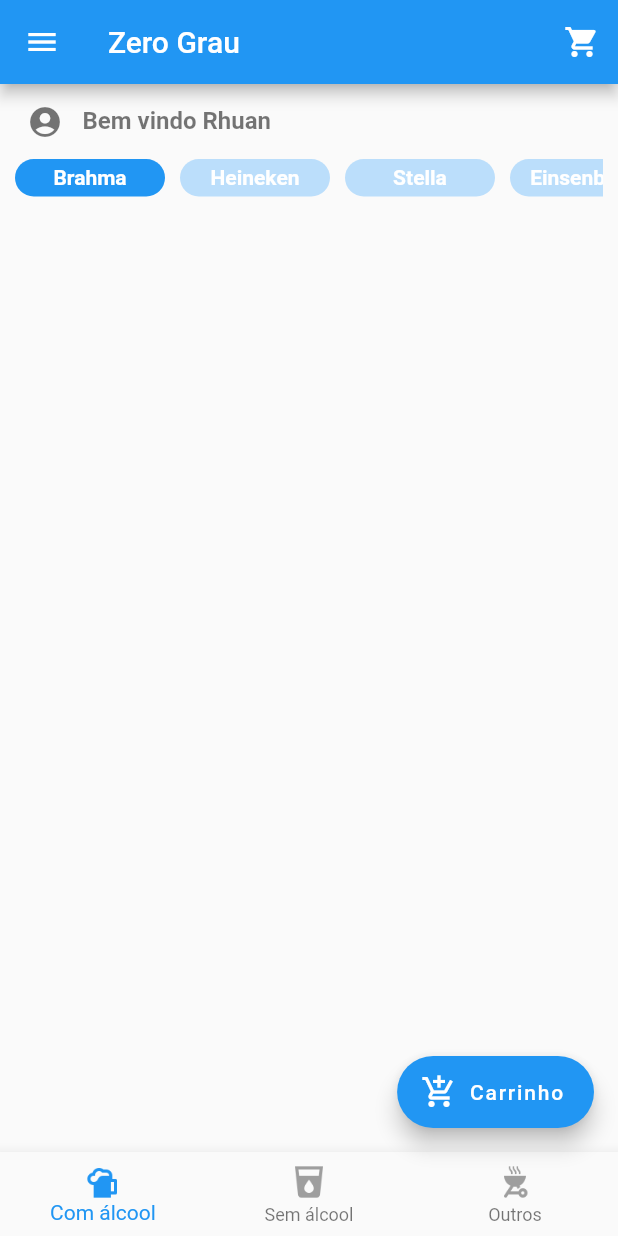
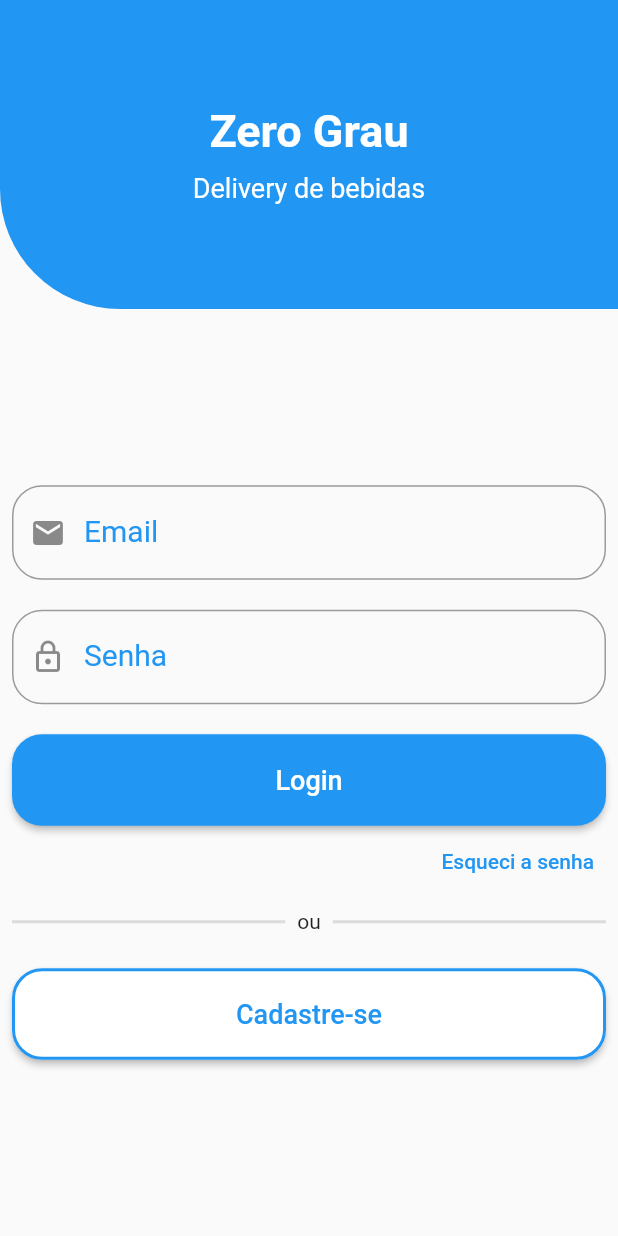
Before and after one commit to rhuanburle/zero_grau, a Flutter app: the screen it shows after launch, on a phone screen of 412 x 824 dp. Run offline on Flutter 3.47's test engine with Material 2 defaults, Android fonts, the phone set to English and light mode, and no system bars; our stand-ins replace cloud_firestore, firebase_core, get, hive, hive_flutter; accounts and stored records are empty.

Commit message:
tela login

```diff
--- a/lib/main.dart
+++ b/lib/main.dart
@@ -26,7 +26,7 @@ class MyApp extends StatelessWidget {
       theme: ThemeData(
         primarySwatch: Colors.blue,
       ),
-      initialRoute: PagesRoutes.baseRoute,
+      initialRoute: PagesRoutes.loginPage,
       getPages: AppPages.pages,
     );
   }
--- a/lib/add_product/add_product_controller.dart
+++ b/lib/pages/add_product/add_product_controller.dart
@@ -2,8 +2,7 @@ import 'package:cloud_firestore/cloud_firestore.dart';
 import 'package:get/get.dart';
 import 'package:uuid/uuid.dart';
 import 'package:zero_grau/constants/constants.dart' as Constants;
-
-import '../models/app_data/app_data.dart';
+import '../../models/app_data/app_data.dart';
 
 class AddProductController extends GetxController {
   FirebaseFirestore products = FirebaseFirestore.instance;
--- a/lib/pages/base/drawer_menu.dart
+++ b/lib/pages/base/drawer_menu.dart
@@ -64,7 +64,9 @@ class DrawerMenu extends StatelessWidget {
           ListTile(
             leading: Icon(Icons.my_library_books_outlined),
             title: Text('Meus Pedidos'),
-            onTap: () {},
+            onTap: () {
+              Get.toNamed(PagesRoutes.loginPage);
+            },
           ),
           ListTile(
             leading: Icon(Icons.location_on_outlined),
--- /dev/null
+++ b/lib/pages/login/login_page.dart
@@ -0,0 +1,161 @@
+import 'package:flutter/material.dart';
+import 'package:get/get.dart';
+
+import '../../pages_routes/app_pages.dart';
+
+class LoginPage extends StatelessWidget {
+  const LoginPage({Key? key}) : super(key: key);
+
+  @override
+  Widget build(BuildContext context) {
+    return Material(
+      child: Column(children: [
+        Expanded(
+          child: Container(
+            decoration: BoxDecoration(
+              borderRadius: BorderRadius.only(
+                bottomLeft: Radius.circular(80),
+              ),
+              color: Colors.blue,
+            ),
+            child: Column(
+              mainAxisAlignment: MainAxisAlignment.center,
+              children: [
+                Container(
+                  width: double.maxFinite,
+                  alignment: Alignment.center,
+                  child: Text(
+                    'Zero Grau',
+                    style: TextStyle(
+                      color: Colors.white,
+                      fontWeight: FontWeight.bold,
+                      fontSize: 30,
+                    ),
+                  ),
+                ),
+                SizedBox(height: 10),
+                Text('Delivery de bebidas',
+                    style: TextStyle(
+                      color: Colors.white,
+                      fontSize: 18,
+                    )),
+              ],
+            ),
+          ),
+        ),
+        Expanded(
+          flex: 3,
+          child: Center(
+            child: Padding(
+              padding: const EdgeInsets.all(8.0),
+              child: SingleChildScrollView(
+                child: Column(
+                  children: [
+                    TextField(
+                      decoration: InputDecoration(
+                        prefixIcon: Icon(Icons.email),
+                        border: OutlineInputBorder(
+                          borderRadius: BorderRadius.circular(20),
+                        ),
+                        labelText: 'Email',
+                        labelStyle: TextStyle(
+                          color: Colors.blue,
+                          fontWeight: FontWeight.w400,
+                          fontSize: 20,
+                        ),
+                      ),
+                      style: TextStyle(fontSize: 20),
+                    ),
+                    SizedBox(height: 20),
+                    TextField(
+                      obscureText: true,
+                      decoration: InputDecoration(
+                        prefixIcon: Icon(Icons.lock_outlined),
+                        border: OutlineInputBorder(
+                          borderRadius: BorderRadius.circular(20),
+                        ),
+                        labelText: 'Senha',
+                        labelStyle: TextStyle(
+                          color: Colors.blue,
+                          fontWeight: FontWeight.w400,
+                          fontSize: 20,
+                        ),
+                      ),
+                      style: TextStyle(fontSize: 20),
+                    ),
+                    SizedBox(height: 20),
+                    SizedBox(
+                      width: double.maxFinite,
+                      child: ElevatedButton(
+                        onPressed: () {
+                          Get.toNamed(PagesRoutes.baseRoute);
+                        },
+                        child: Text('Login', style: TextStyle(fontSize: 18)),
+                        style: ElevatedButton.styleFrom(
+                          backgroundColor: Colors.blue,
+                          shape: RoundedRectangleBorder(
+                            borderRadius: BorderRadius.circular(20),
+                          ),
+                          padding: EdgeInsets.symmetric(
+                              horizontal: 50, vertical: 20),
+                        ),
+                      ),
+                    ),
+                    Container(
+                      alignment: Alignment.bottomRight,
+                      child: TextButton(
+                          onPressed: () {}, child: Text('Esqueci a senha')),
+                    ),
+                    Row(
+                      children: [
+                        Expanded(
+                          child: Divider(
+                            thickness: 2,
+                          ),
+                        ),
+                        Padding(
+                          padding: const EdgeInsets.all(8.0),
+                          child: Text('ou'),
+                        ),
+                        Expanded(
+                          child: Divider(
+                            thickness: 2,
+                          ),
+                        ),
+                      ],
+                    ),
+                    SizedBox(
+                      height: 15,
+                    ),
+                    SizedBox(
+                      width: double.maxFinite,
+                      child: ElevatedButton(
+                        onPressed: () {},
+                        child: Text(
+                          'Cadastre-se',
+                          style: TextStyle(fontSize: 18, color: Colors.blue),
+                        ),
+                        style: ElevatedButton.styleFrom(
+                          backgroundColor: Colors.white,
+                          shape: RoundedRectangleBorder(
+                            borderRadius: BorderRadius.circular(20),
+                            side: BorderSide(
+                              color: Colors.blue,
+                              width: 2,
+                            ),
+                          ),
+                          padding: EdgeInsets.symmetric(
+                              horizontal: 50, vertical: 20),
+                        ),
+                      ),
+                    ),
+                  ],
+                ),
+              ),
+            ),
+          ),
+        )
+      ]),
+    );
+  }
+}
--- a/lib/pages_routes/app_pages.dart
+++ b/lib/pages_routes/app_pages.dart
@@ -1,6 +1,7 @@
 import 'package:get/get.dart';
 import 'package:zero_grau/pages/cart/cart_page.dart';
-import '../add_product/add_product.dart';
+import 'package:zero_grau/pages/login/login_page.dart';
+import '../pages/add_product/add_product.dart';
 import '../pages/base/base_screen.dart';
 import '../pages/base/drawer_menu.dart';
 import '../pages/cadastro/profile_page.dart';
@@ -27,6 +28,10 @@ abstract class AppPages {
       name: PagesRoutes.addProducts,
       page: () => AddProducts(),
     ),
+    GetPage(
+      name: PagesRoutes.loginPage,
+      page: () => LoginPage(),
+    ),
   ];
 }
 
@@ -36,4 +41,5 @@ abstract class PagesRoutes {
   static const String drawerMenu = '/drawerMenu';
   static const String profileRoute = '/profilePage';
   static const String addProducts = '/addProducts';
+  static const String loginPage = '/loginPage';
 }
--- a/pubspec.yaml
+++ b/pubspec.yaml
@@ -47,6 +47,7 @@ dependencies:
   app_runner: ^2.1.0
   hive: ^2.2.3
   hive_flutter: ^1.1.0
+  shimmer: ^2.0.0
 
 
 dev_dependencies:
```
Also changed, not shown: lib/hive/hive_config.dart (added, +20 -0 lines), lib/pages/add_product/add_product.dart (renamed from lib/add_product/add_product.dart, +12 -2 lines), lib/pages/alcoholic/alcoholic_controller.dart (+16 -1 lines), lib/pages/base/base_screen.dart (+7 -7 lines), lib/pages/base/components/alert_dialog_cart.dart (added, +90 -0 lines), lib/pages/cadastro/profile_page.dart (+8 -5 lines), lib/pages/cart/cart_page.dart (+21 -3 lines), lib/pages/cart/components_cart/alert_dialog_orders.dart (added, +35 -0 lines), lib/pages/common_widgets/list_products_widget.dart (+14 -7 lines), pubspec.lock.
